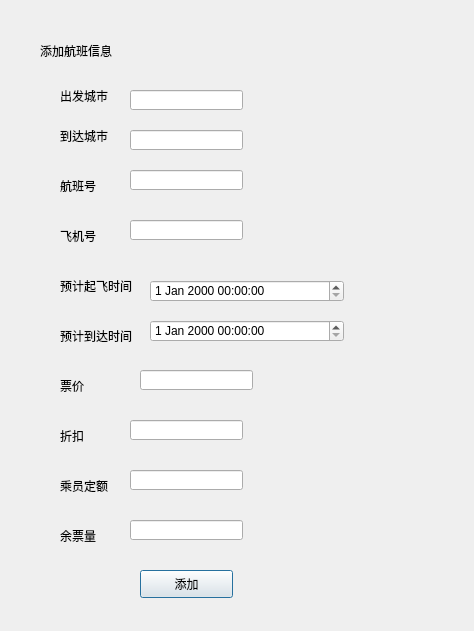
The window that addflight.ui (Dansheng/FlightSystem) describes before a commit, drawn with Qt 5.
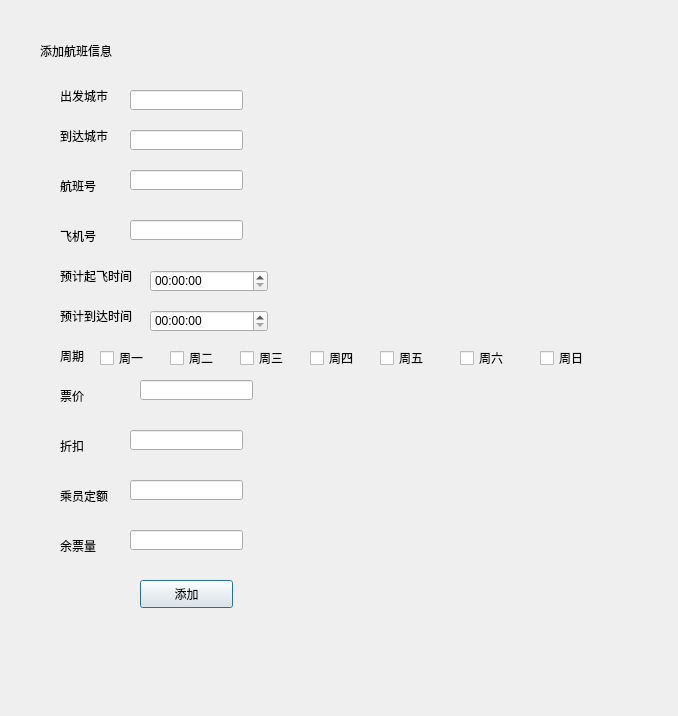
The same window after the commit.

Commit message: 修改了航线储存的内容

Diff of the .ui file:
```diff
--- a/addflight.ui
+++ b/addflight.ui
@@ -6,8 +6,8 @@
    <rect>
     <x>0</x>
     <y>0</y>
-    <width>474</width>
-    <height>631</height>
+    <width>678</width>
+    <height>716</height>
    </rect>
   </property>
   <property name="windowTitle">
@@ -125,7 +125,7 @@
    <property name="geometry">
     <rect>
      <x>60</x>
-     <y>260</y>
+     <y>250</y>
      <width>101</width>
      <height>51</height>
     </rect>
@@ -138,7 +138,7 @@
    <property name="geometry">
     <rect>
      <x>60</x>
-     <y>310</y>
+     <y>290</y>
      <width>101</width>
      <height>51</height>
     </rect>
@@ -147,31 +147,11 @@
     <string>预计到达时间</string>
    </property>
   </widget>
-  <widget class="QDateTimeEdit" name="TimeStart">
-   <property name="geometry">
-    <rect>
-     <x>150</x>
-     <y>280</y>
-     <width>194</width>
-     <height>22</height>
-    </rect>
-   </property>
-  </widget>
-  <widget class="QDateTimeEdit" name="TimeEnd">
-   <property name="geometry">
-    <rect>
-     <x>150</x>
-     <y>320</y>
-     <width>194</width>
-     <height>22</height>
-    </rect>
-   </property>
-  </widget>
   <widget class="QLabel" name="Price_label">
    <property name="geometry">
     <rect>
      <x>60</x>
-     <y>360</y>
+     <y>370</y>
      <width>101</width>
      <height>51</height>
     </rect>
@@ -184,7 +164,7 @@
    <property name="geometry">
     <rect>
      <x>140</x>
-     <y>370</y>
+     <y>380</y>
      <width>113</width>
      <height>20</height>
     </rect>
@@ -197,7 +177,7 @@
    <property name="geometry">
     <rect>
      <x>60</x>
-     <y>410</y>
+     <y>420</y>
      <width>101</width>
      <height>51</height>
     </rect>
@@ -210,7 +190,7 @@
    <property name="geometry">
     <rect>
      <x>130</x>
-     <y>420</y>
+     <y>430</y>
      <width>113</width>
      <height>20</height>
     </rect>
@@ -223,7 +203,7 @@
    <property name="geometry">
     <rect>
      <x>60</x>
-     <y>460</y>
+     <y>470</y>
      <width>101</width>
      <height>51</height>
     </rect>
@@ -236,7 +216,7 @@
    <property name="geometry">
     <rect>
      <x>130</x>
-     <y>470</y>
+     <y>480</y>
      <width>113</width>
      <height>20</height>
     </rect>
@@ -249,7 +229,7 @@
    <property name="geometry">
     <rect>
      <x>60</x>
-     <y>510</y>
+     <y>520</y>
      <width>101</width>
      <height>51</height>
     </rect>
@@ -262,7 +242,7 @@
    <property name="geometry">
     <rect>
      <x>130</x>
-     <y>520</y>
+     <y>530</y>
      <width>113</width>
      <height>20</height>
     </rect>
@@ -275,7 +255,7 @@
    <property name="geometry">
     <rect>
      <x>140</x>
-     <y>570</y>
+     <y>580</y>
      <width>93</width>
      <height>28</height>
     </rect>
@@ -284,6 +264,133 @@
     <string>添加</string>
    </property>
   </widget>
+  <widget class="QTimeEdit" name="TimeStart">
+   <property name="geometry">
+    <rect>
+     <x>150</x>
+     <y>270</y>
+     <width>118</width>
+     <height>22</height>
+    </rect>
+   </property>
+  </widget>
+  <widget class="QTimeEdit" name="TimeEnd">
+   <property name="geometry">
+    <rect>
+     <x>150</x>
+     <y>310</y>
+     <width>118</width>
+     <height>22</height>
+    </rect>
+   </property>
+  </widget>
+  <widget class="QLabel" name="TimeEnd_label_2">
+   <property name="geometry">
+    <rect>
+     <x>60</x>
+     <y>330</y>
+     <width>101</width>
+     <height>51</height>
+    </rect>
+   </property>
+   <property name="text">
+    <string>周期</string>
+   </property>
+  </widget>
+  <widget class="QCheckBox" name="Monday">
+   <property name="geometry">
+    <rect>
+     <x>100</x>
+     <y>350</y>
+     <width>71</width>
+     <height>16</height>
+    </rect>
+   </property>
+   <property name="text">
+    <string>周一</string>
+   </property>
+   <property name="checked">
+    <bool>false</bool>
+   </property>
+  </widget>
+  <widget class="QCheckBox" name="Tuesday">
+   <property name="geometry">
+    <rect>
+     <x>170</x>
+     <y>350</y>
+     <width>71</width>
+     <height>16</height>
+    </rect>
+   </property>
+   <property name="text">
+    <string>周二</string>
+   </property>
+  </widget>
+  <widget class="QCheckBox" name="Wednesday">
+   <property name="geometry">
+    <rect>
+     <x>240</x>
+     <y>350</y>
+     <width>71</width>
+     <height>16</height>
+    </rect>
+   </property>
+   <property name="text">
+    <string>周三</string>
+   </property>
+  </widget>
+  <widget class="QCheckBox" name="Thursday">
+   <property name="geometry">
+    <rect>
+     <x>310</x>
+     <y>350</y>
+     <width>71</width>
+     <height>16</height>
+    </rect>
+   </property>
+   <property name="text">
+    <string>周四</string>
+   </property>
+  </widget>
+  <widget class="QCheckBox" name="Friday">
+   <property name="geometry">
+    <rect>
+     <x>380</x>
+     <y>350</y>
+     <width>71</width>
+     <height>16</height>
+    </rect>
+   </property>
+   <property name="text">
+    <string>周五</string>
+   </property>
+  </widget>
+  <widget class="QCheckBox" name="Sunday">
+   <property name="geometry">
+    <rect>
+     <x>540</x>
+     <y>350</y>
+     <width>71</width>
+     <height>16</height>
+    </rect>
+   </property>
+   <property name="text">
+    <string>周日</string>
+   </property>
+  </widget>
+  <widget class="QCheckBox" name="Saturday">
+   <property name="geometry">
+    <rect>
+     <x>460</x>
+     <y>350</y>
+     <width>71</width>
+     <height>16</height>
+    </rect>
+   </property>
+   <property name="text">
+    <string>周六</string>
+   </property>
+  </widget>
  </widget>
  <resources/>
  <connections/>
```
The commit also changes 2 other files.
